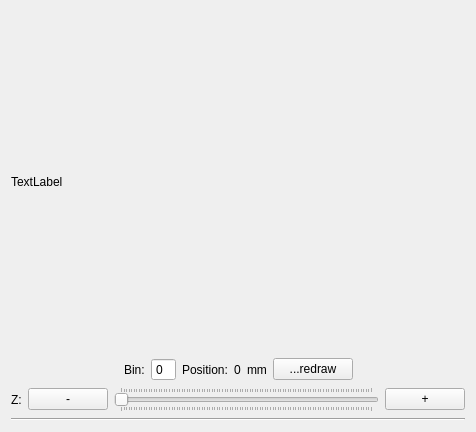
The window that ants3bundle/src/ants3/gui/graph/aviewer3dwidget.ui (andrmor/ANTS3bundle) describes before a commit, drawn with Qt 5.
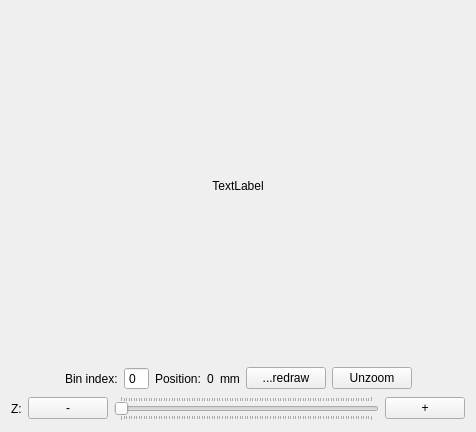
The same window after the commit.

Patch:
```diff
--- a/ants3bundle/src/ants3/gui/graph/aviewer3dwidget.ui
+++ b/ants3bundle/src/ants3/gui/graph/aviewer3dwidget.ui
@@ -19,6 +19,9 @@
      <property name="text">
       <string>TextLabel</string>
      </property>
+     <property name="alignment">
+      <set>Qt::AlignCenter</set>
+     </property>
     </widget>
    </item>
    <item>
@@ -42,7 +45,7 @@
      <item>
       <widget class="QLabel" name="l_Bin">
        <property name="text">
-        <string>Bin:</string>
+        <string>Bin index:</string>
        </property>
       </widget>
      </item>
@@ -84,6 +87,13 @@
        </property>
       </widget>
      </item>
+     <item>
+      <widget class="QPushButton" name="pbUnzoom">
+       <property name="text">
+        <string>Unzoom</string>
+       </property>
+      </widget>
+     </item>
      <item>
       <spacer name="horizontalSpacer_2">
        <property name="orientation">
@@ -143,13 +153,6 @@
      </item>
     </layout>
    </item>
-   <item>
-    <widget class="Line" name="line1">
-     <property name="orientation">
-      <enum>Qt::Horizontal</enum>
-     </property>
-    </widget>
-   </item>
   </layout>
  </widget>
  <resources/>
```
Left out of the diff: 56 changed lines with no effect on the pictures.
